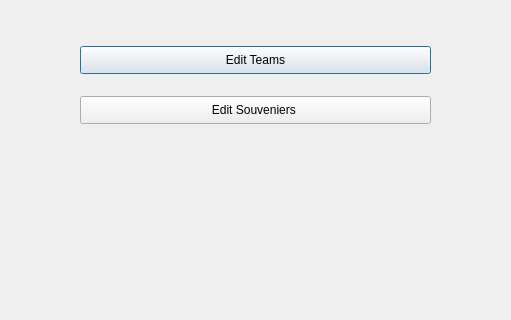
Old version of the form Admin/admin.ui in the repository parham-sharaf/BTM-algo; both pictures show x 180 to 691 and y 184 to 504 of the 936 by 628 pixel window.
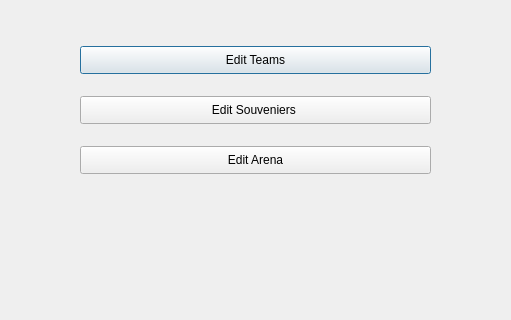
New version of the form.

Commit message: implemented arena changes

```diff
--- a/Admin/admin.ui
+++ b/Admin/admin.ui
@@ -52,6 +52,19 @@
     <string>Edit Souveniers </string>
    </property>
   </widget>
+  <widget class="QPushButton" name="Edit_Arena_Button">
+   <property name="geometry">
+    <rect>
+     <x>260</x>
+     <y>330</y>
+     <width>351</width>
+     <height>28</height>
+    </rect>
+   </property>
+   <property name="text">
+    <string>Edit Arena</string>
+   </property>
+  </widget>
  </widget>
  <resources/>
  <connections/>
```
The commit also changes 287 other files.
